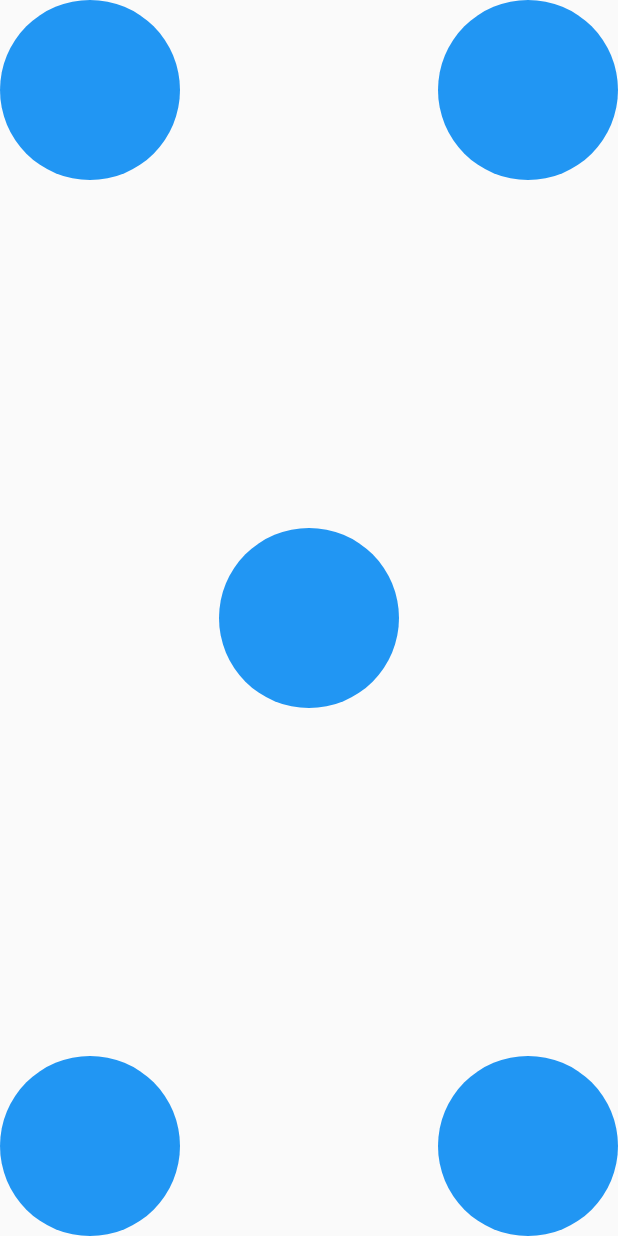
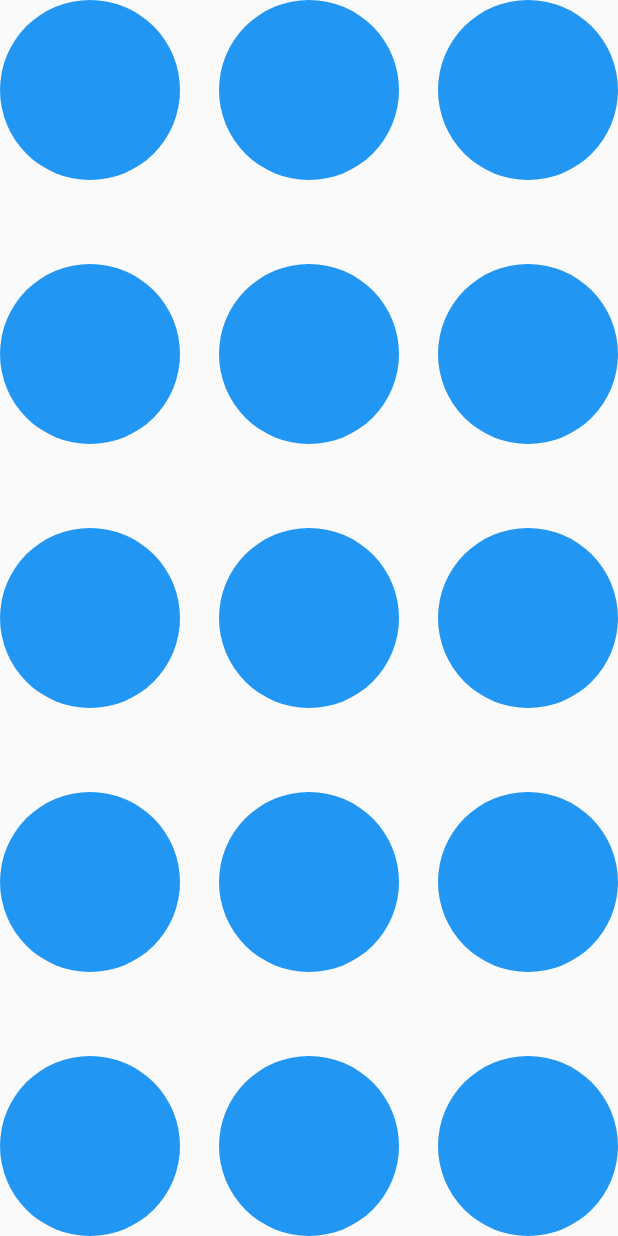
Before and after one commit to adhamniyozboyev/row_and_column, a Flutter app: the screen it shows after launch, on a phone screen of 412 x 824 dp. Run offline on Flutter 3.47's test engine with Material 2 defaults, Android fonts, the phone set to English and light mode, and no system bars.

Commit message:
short path

```diff
--- a/lib/main.dart
+++ b/lib/main.dart
@@ -2,68 +2,71 @@ import 'package:flutter/material.dart';
 
 void main() {
   runApp(MaterialApp(
-    debugShowCheckedModeBanner: false,
-    home: Scaffold(
-      body: Row(
+    home: MyWidget(),
+  ));
+}
+
+class MyWidget extends StatelessWidget {
+  Widget func(double size) {
+    return Container(
+      decoration: BoxDecoration(
+        shape: BoxShape.circle,
+        color: Colors.blue,
+      ),
+      height: size,
+      width: size,
+    );
+  }
+
+  const MyWidget({super.key});
+  @override
+  Widget build(BuildContext context) {
+    return Scaffold(
+      body: Column(
         mainAxisAlignment: MainAxisAlignment.spaceBetween,
         children: [
-          Column(
+          Row(
             mainAxisAlignment: MainAxisAlignment.spaceBetween,
             children: [
-              Container(
-                decoration: BoxDecoration(
-                  shape: BoxShape.circle,
-                  color: Colors.blue,
-                ),
-                height: 120,
-                width: 120,
-              ),
-              Container(
-                decoration: BoxDecoration(
-                  shape: BoxShape.circle,
-                  color: Colors.blue,
-                ),
-                height: 120,
-                width: 120,
-              ),
+              func(120),
+              func(120),
+              func(120),
             ],
           ),
           Row(
-            mainAxisAlignment: MainAxisAlignment.center,
+            mainAxisAlignment: MainAxisAlignment.spaceBetween,
             children: [
-              Container(
-                decoration: BoxDecoration(
-                  shape: BoxShape.circle,
-                  color: Colors.blue,
-                ),
-                height: 120,
-                width: 120,
-              ),
+              func(120),
+              func(120),
+              func(120),
             ],
           ),
-          Column(
+          Row(
             mainAxisAlignment: MainAxisAlignment.spaceBetween,
             children: [
-              Container(
-                decoration: BoxDecoration(
-                  shape: BoxShape.circle,
-                  color: Colors.blue,
-                ),
-                height: 120,
-                width: 120,
-              ),
-              Container(
-                decoration: BoxDecoration(
-                  shape: BoxShape.circle,
-                  color: Colors.blue,
-                ),
-                height: 120,
-                width: 120,
-              ),
+              func(120),
+              func(120),
+              func(120),
             ],
-          )
+          ),
+          Row(
+            mainAxisAlignment: MainAxisAlignment.spaceBetween,
+            children: [
+              func(120),
+              func(120),
+              func(120),
+            ],
+          ),
+                 Row(
+            mainAxisAlignment: MainAxisAlignment.spaceBetween,
+            children: [
+              func(120),
+              func(120),
+              func(120),
+            ],
+          ),
         ],
       ),
-    ),
-  ));
+    );
+  }
 }
```
